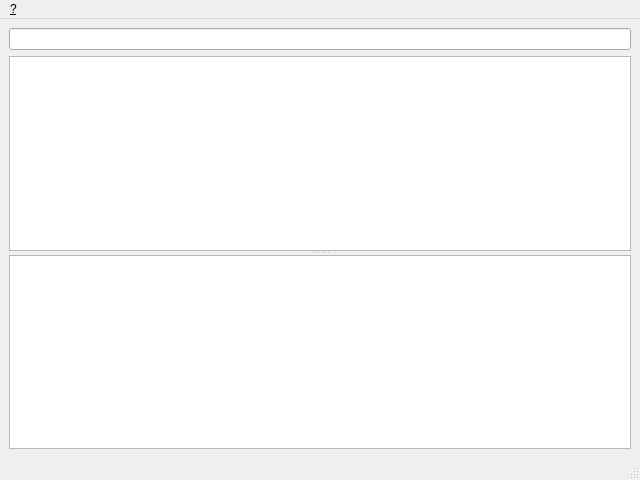
Old version of the form main.ui in the repository dmych/cn.
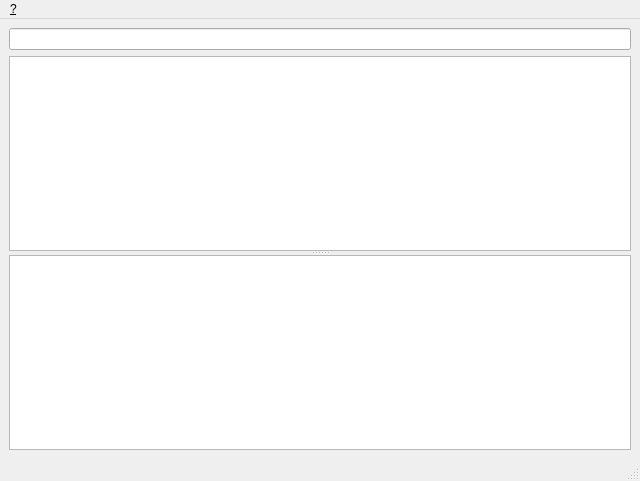
New version of the form. Icons and pictures are not drawn.

Diff of the .ui file:
```diff
--- a/main.ui
+++ b/main.ui
@@ -7,7 +7,7 @@
     <x>0</x>
     <y>0</y>
     <width>640</width>
-    <height>480</height>
+    <height>481</height>
    </rect>
   </property>
   <property name="sizePolicy">
```
Left out of the diff: 4 changed lines with no effect on the pictures.
